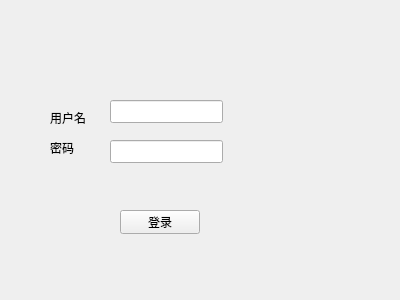
Above: loginwindow.ui from 1261940671/HelloApp before the change. Below: the same form after it.
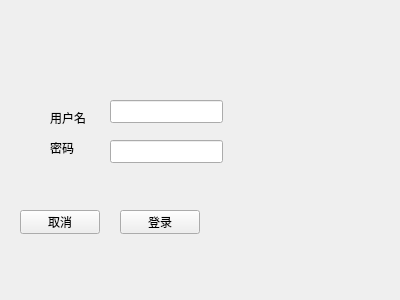
That is the form after the change.

Commit message: 登录页面增加“取消”按钮

Diff of the .ui file:
```diff
--- a/loginwindow.ui
+++ b/loginwindow.ui
@@ -72,6 +72,19 @@
     <string>登录</string>
    </property>
   </widget>
+  <widget class="QPushButton" name="pushButton_exit">
+   <property name="geometry">
+    <rect>
+     <x>20</x>
+     <y>210</y>
+     <width>80</width>
+     <height>24</height>
+    </rect>
+   </property>
+   <property name="text">
+    <string>取消</string>
+   </property>
+  </widget>
  </widget>
  <resources/>
  <connections>
```
Left out of the diff: 3 changed lines with no effect on the pictures. The commit also changes 2 other files.
